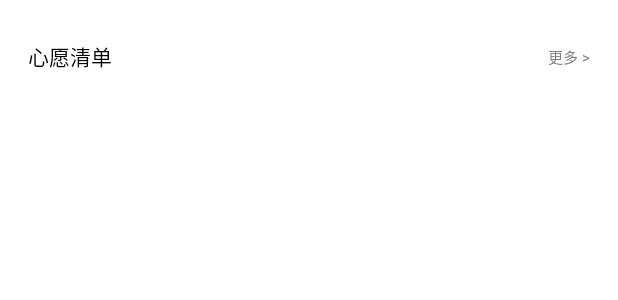
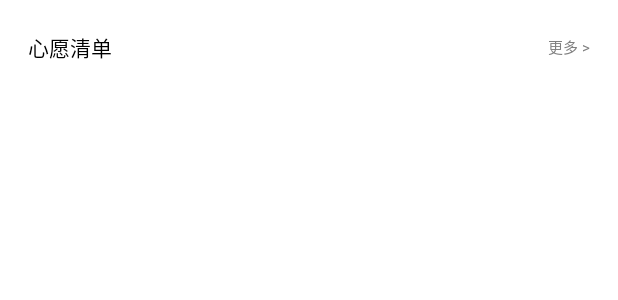
Before and after one commit to zp-up/codesource, an Android app: the layout rv_home_lay8.xml on its own in the app's theme, with its tools: preview values and no code run, on a phone screen of 412 x 824 dp. Shown: the top 300 px of the screen. Run offline under Robolectric (Android 15) with nearby library versions, the phone set to English and light mode, and no system bars.

Commit message:
[IPSC][更改首页部分内容（心愿清单、保税商品）间距]

```diff
--- a/InternationalPavilionShopCenter/app/src/main/res/layout/rv_home_lay7.xml
+++ b/InternationalPavilionShopCenter/app/src/main/res/layout/rv_home_lay7.xml
@@ -44,7 +44,7 @@
         android:layout_height="@dimen/x20" />
     <RelativeLayout
         android:id="@+id/rl_to_bonded_goods"
-        android:layout_marginBottom="@dimen/x10"
+        android:layout_marginBottom="@dimen/x5"
         android:layout_width="match_parent"
         android:layout_height="@dimen/x120">
         <ImageView
--- a/InternationalPavilionShopCenter/app/src/main/res/layout/rv_home_lay8.xml
+++ b/InternationalPavilionShopCenter/app/src/main/res/layout/rv_home_lay8.xml
@@ -6,7 +6,7 @@
     android:layout_height="wrap_content">
     <RelativeLayout
         android:layout_width="match_parent"
-        android:layout_height="@dimen/x60">
+        android:layout_height="@dimen/x50">
         <TextView
             android:layout_marginLeft="@dimen/x15"
             android:layout_centerVertical="true"
```
